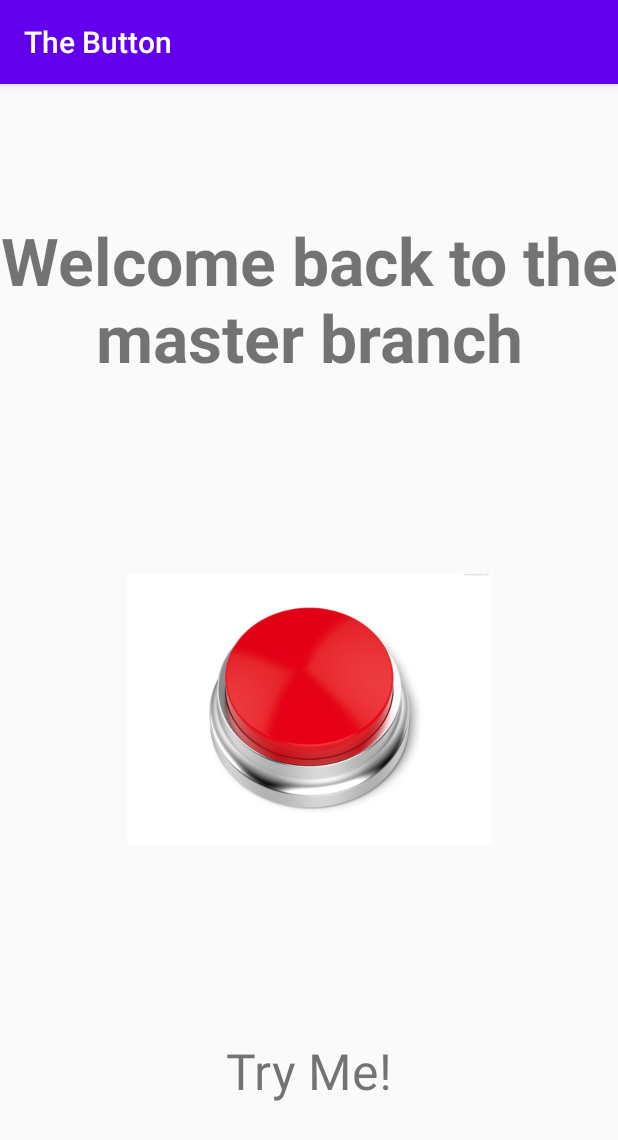
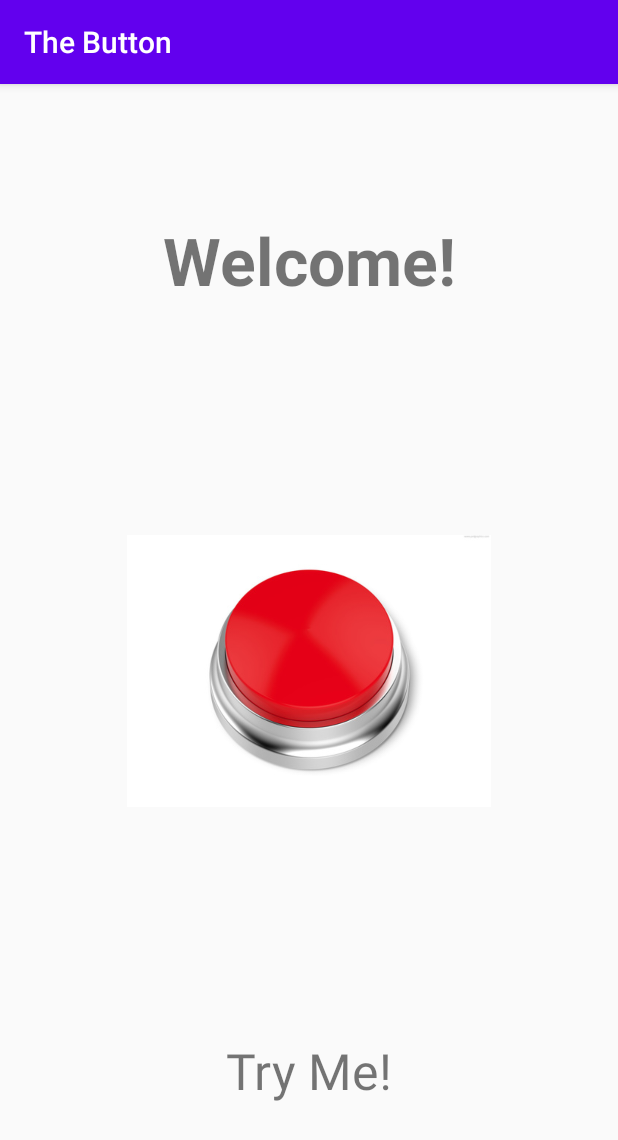
Before and after one commit to rpezzuti/TheButton, an Android app: the screen it shows after launch (MainActivity), on a phone screen of 412 x 824 dp. Shown: the top 1140 px of the screen. Run offline under Robolectric (Android 15) with nearby library versions, the phone set to English and light mode, and no system bars.

Commit message:
git practice

```diff
--- a/app/src/main/res/values/strings.xml
+++ b/app/src/main/res/values/strings.xml
@@ -23,7 +23,7 @@
     <string name="text_chimes">Chimes</string>
     <string name="text_fart">Fart</string>
     <string name="text_teehee">Teehee</string>
-    <string name="text_welcome">Welcome back to the master branch</string>
+    <string name="text_welcome">Welcome!</string>
     <string name="text_try_me">Try Me!</string>
 
     <!-- Messages -->
```
